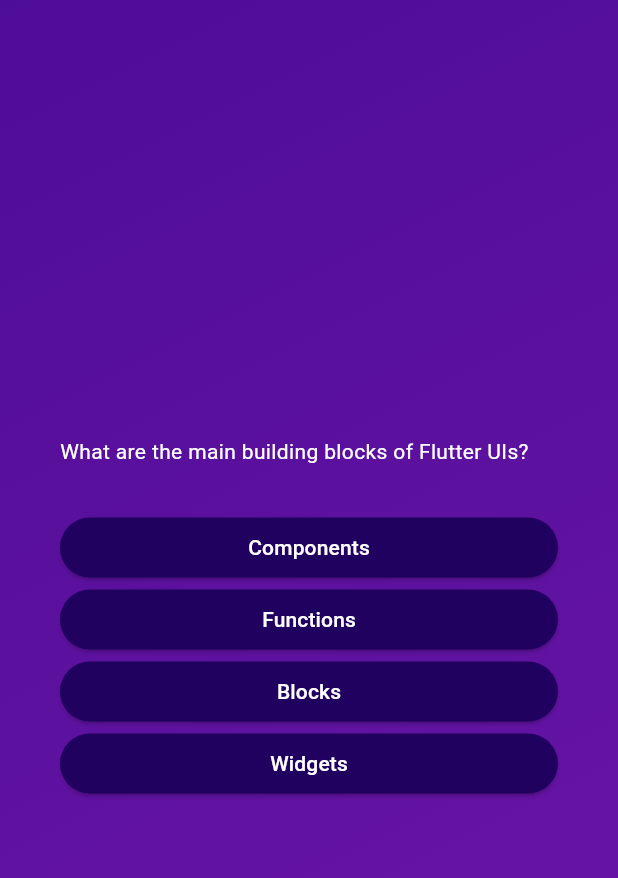
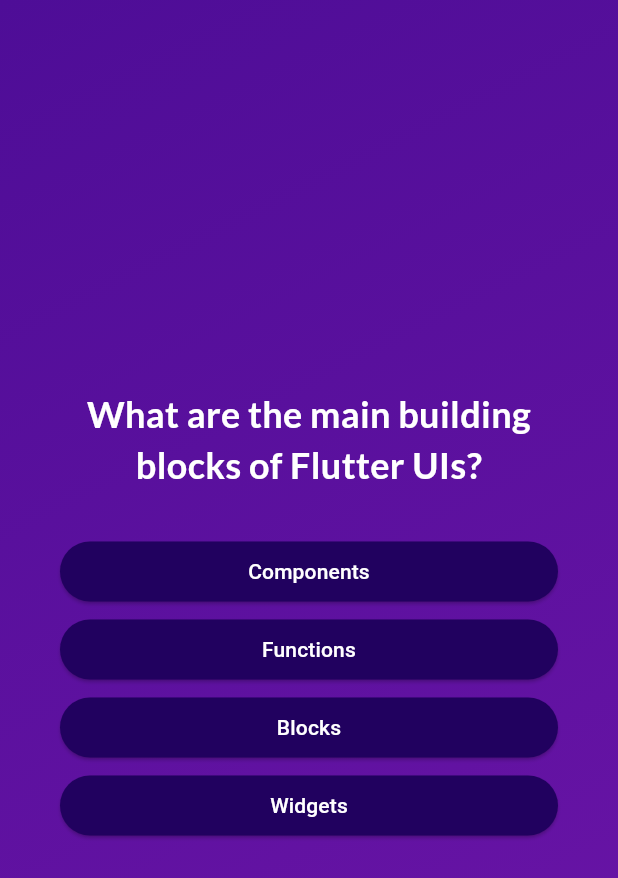
Before and after one commit to ManashNepal/quiz_app, a Flutter app: the screen it shows after launch, after a tap on "Start Quiz", on a phone screen of 412 x 824 dp. Shown: the top 878 px of the screen. Run offline on Flutter 3.47's test engine with Material 3 defaults, Android fonts, the phone set to English and light mode, and no system bars; our stand-ins replace google_fonts.

Commit message:
add google font package

```diff
--- a/lib/answer_button.dart
+++ b/lib/answer_button.dart
@@ -9,7 +9,9 @@ class AnswerButton extends StatelessWidget {
 
   @override
   Widget build(context) {
-    return ElevatedButton(
+    return Container(
+      margin: const EdgeInsets.only(bottom: 4),
+      child: ElevatedButton(
         style: ElevatedButton.styleFrom(
           backgroundColor: const Color.fromARGB(255, 33, 1, 95),
           foregroundColor: Colors.white,
@@ -19,7 +21,11 @@ class AnswerButton extends StatelessWidget {
           padding: const EdgeInsets.symmetric(horizontal: 40, vertical: 10),
         ),
         onPressed: onTap,
-      child: Text(answerText),
+        child: Text(
+          answerText,
+          textAlign: TextAlign.center,
+        ),
+      ),
     );
   }
 }
--- a/lib/questions_screen.dart
+++ b/lib/questions_screen.dart
@@ -1,6 +1,7 @@
 import 'package:flutter/material.dart';
 import 'package:quiz_app/answer_button.dart';
 import 'package:quiz_app/data/questions.dart';
+import 'package:google_fonts/google_fonts.dart';
 
 class QuestionsScreen extends StatefulWidget {
   const QuestionsScreen({super.key});
@@ -12,9 +13,17 @@ class QuestionsScreen extends StatefulWidget {
 }
 
 class _QuestionsScreenState extends State<QuestionsScreen> {
+  var currentQuestionIndex = 0;
+
+  void answerQuestion() {
+    setState(() {
+      currentQuestionIndex++;
+    });
+  }
+
   @override
   Widget build(context) {
-    final currentQuestion = questions[0];
+    final currentQuestion = questions[currentQuestionIndex];
     return SizedBox(
       width: double.infinity,
       child: Container(
@@ -25,11 +34,19 @@ class _QuestionsScreenState extends State<QuestionsScreen> {
           children: [
             Text(
               currentQuestion.text,
-              style: const TextStyle(color: Colors.white),
+              style: GoogleFonts.lato(
+                color: Colors.white,
+                fontSize: 24,
+                fontWeight: FontWeight.bold,
+              ),
+              textAlign: TextAlign.center,
             ),
             const SizedBox(height: 30),
             ...currentQuestion.getShuffledAnswers().map((item) {
-              return AnswerButton(answerText: item, onTap: () {});
+              return AnswerButton(
+                answerText: item,
+                onTap: answerQuestion,
+              );
             }),
           ],
         ),
--- a/lib/start_screen.dart
+++ b/lib/start_screen.dart
@@ -1,4 +1,5 @@
 import 'package:flutter/material.dart';
+import 'package:google_fonts/google_fonts.dart';
 
 class StartScreen extends StatelessWidget {
   const StartScreen(this.startQuiz, {super.key});
@@ -17,11 +18,11 @@ class StartScreen extends StatelessWidget {
             color: const Color.fromARGB(150, 255, 255, 255),
           ),
           const SizedBox(height: 80),
-          const Text(
+          Text(
             "Learn Flutter the fun way!",
-            style: TextStyle(
-              color: Color.fromARGB(255, 241, 236, 243),
-              fontSize: 24,
+            style: GoogleFonts.lato(
+              color: const Color.fromARGB(255, 241, 236, 243),
+              fontSize: 30,
             ),
           ),
           const SizedBox(height: 30),
--- a/pubspec.yaml
+++ b/pubspec.yaml
@@ -35,6 +35,7 @@ dependencies:
   # The following adds the Cupertino Icons font to your application.
   # Use with the CupertinoIcons class for iOS style icons.
   cupertino_icons: ^1.0.2
+  google_fonts: 6.1.0
 
 dev_dependencies:
   flutter_test:
```
Also changed, not shown: pubspec.lock, 1 other file. Lines whose indentation alone changed are shown as unchanged.
